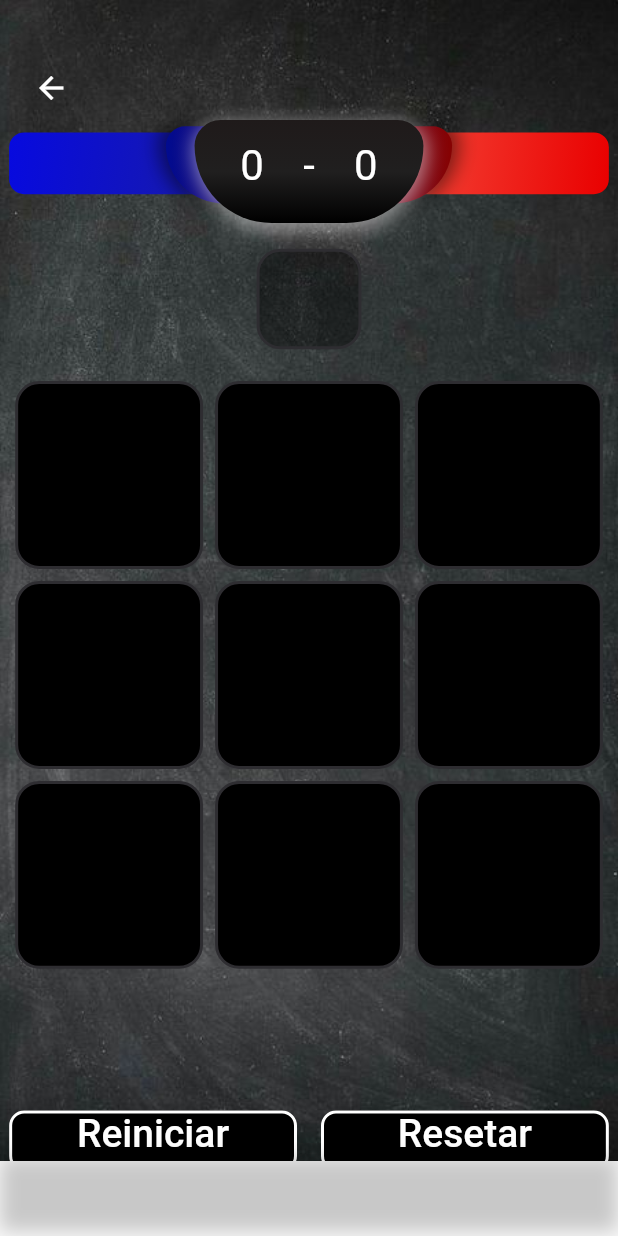
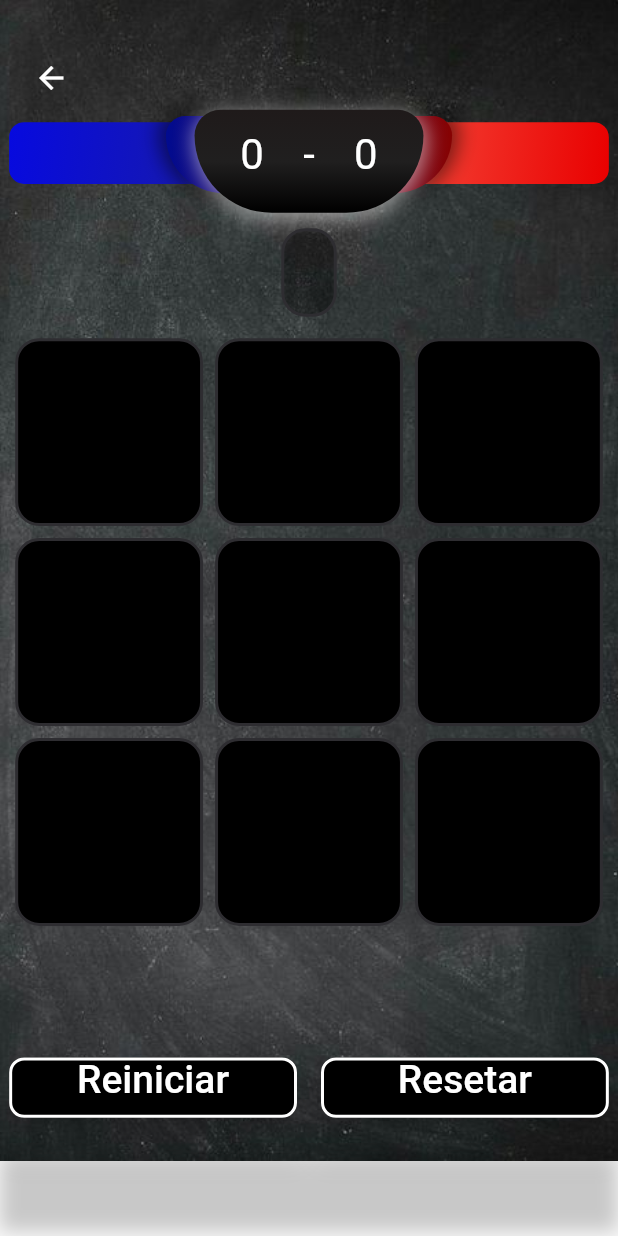
Before and after one commit to thiagolop/jogo_da_velha, a Flutter app: the HomePage screen opened by its route, on a phone screen of 412 x 824 dp. Run offline on Flutter 3.47's test engine with Material 2 defaults, Android fonts, the phone set to English and light mode, and no system bars; drawn by our look-alikes of google_mobile_ads; our stand-ins replace google_fonts; network calls fail; Roboto replaces fonts that are missing (Coiny).

Commit message:
add responsive screens

```diff
--- a/lib/app/pages/home/view/home_page.dart
+++ b/lib/app/pages/home/view/home_page.dart
@@ -67,15 +67,15 @@ class _HomePageState extends State<HomePage> {
                   mainAxisAlignment: MainAxisAlignment.spaceAround,
                   crossAxisAlignment: CrossAxisAlignment.center,
                   children: [
-                    SizedBox(height: 50.heigth),
+                    SizedBox(height: 30.heigth),
                     const AppBarArea(),
                     const ScoreGame(),
-                    SizedBox(height: 50.heigth),
+                    SizedBox(height: 30.heigth),
                     OnTurnText(controller: controller, text: controller.jogador),
-                    SizedBox(height: 50.heigth),
+                    SizedBox(height: 30.heigth),
                     const GameWidget(),
                     Text(controller.vencedor, style: context.textStyles.textCoiny),
-                    SizedBox(height: 80.heigth),
+                    SizedBox(height: 60.heigth),
                     const CustomButtom(),
                   ],
                 ),
--- a/lib/app/pages/home/widgets/on_turn_text.dart
+++ b/lib/app/pages/home/widgets/on_turn_text.dart
@@ -18,7 +18,7 @@ class OnTurnText extends StatelessWidget {
     return Visibility(
       visible: controller.isGaming,
       child: Container(
-        padding: EdgeInsets.symmetric(horizontal: context.percentWith(0.08), vertical: 8),
+        padding: EdgeInsets.symmetric(horizontal: context.percentWith(0.04), vertical: 4),
         decoration: BoxDecoration(
           borderRadius: BorderRadius.circular(16),
           border: Border.all(color: context.colorsApp.backgroundColor, width: 2),
--- a/lib/app/pages/register/register_page.dart
+++ b/lib/app/pages/register/register_page.dart
@@ -26,7 +26,7 @@ class RegisterPage extends StatelessWidget {
                   ),
                 ),
                 child: Padding(
-                  padding: EdgeInsets.symmetric(horizontal: context.percentWith(0.05), vertical: context.percentHeight(0.05)),
+                  padding: EdgeInsets.symmetric(horizontal: context.percentWith(0.05), vertical: context.percentHeight(0.02)),
                   child: ListView(
                     physics: const BouncingScrollPhysics(),
                     children: [
@@ -139,7 +139,7 @@ class RegisterPage extends StatelessWidget {
                               fillColor: context.colorsApp.whiteColor,
                             ),
                           ),
-                          SizedBox(height: context.percentHeight(0.1)),
+                          SizedBox(height: context.percentHeight(0.08)),
                           CustomElevatedButtom(
                               onPressed: () {
                                 if (controller.formKey.currentState!.validate()) {
```
Also changed, not shown: pubspec.lock.
